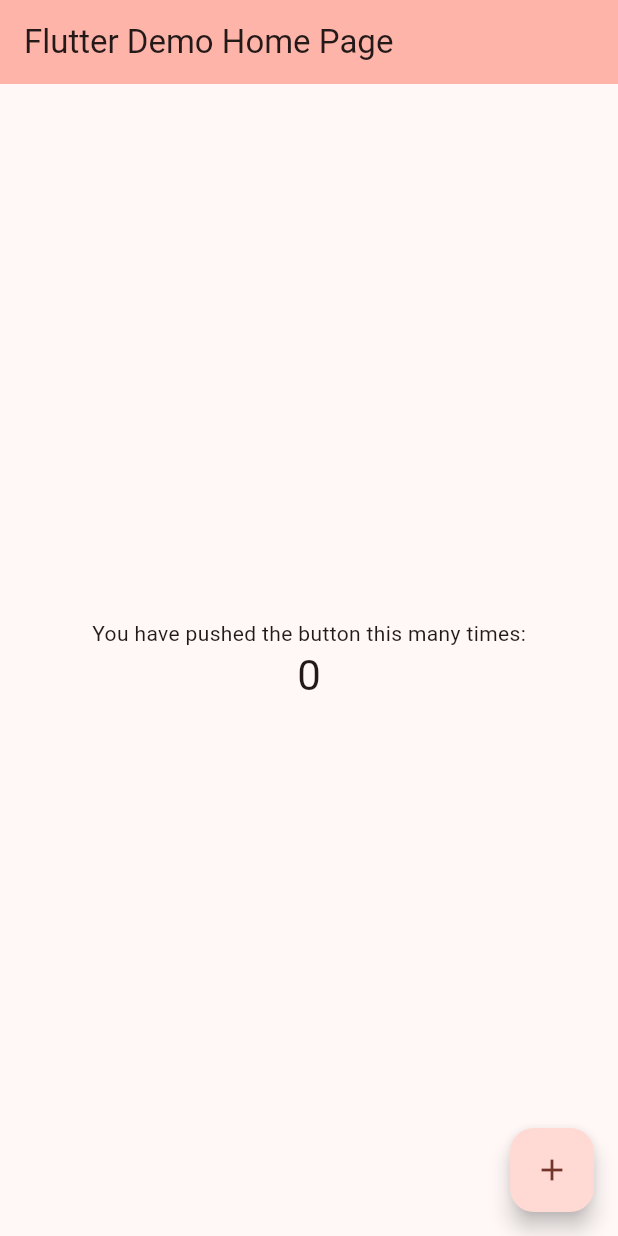
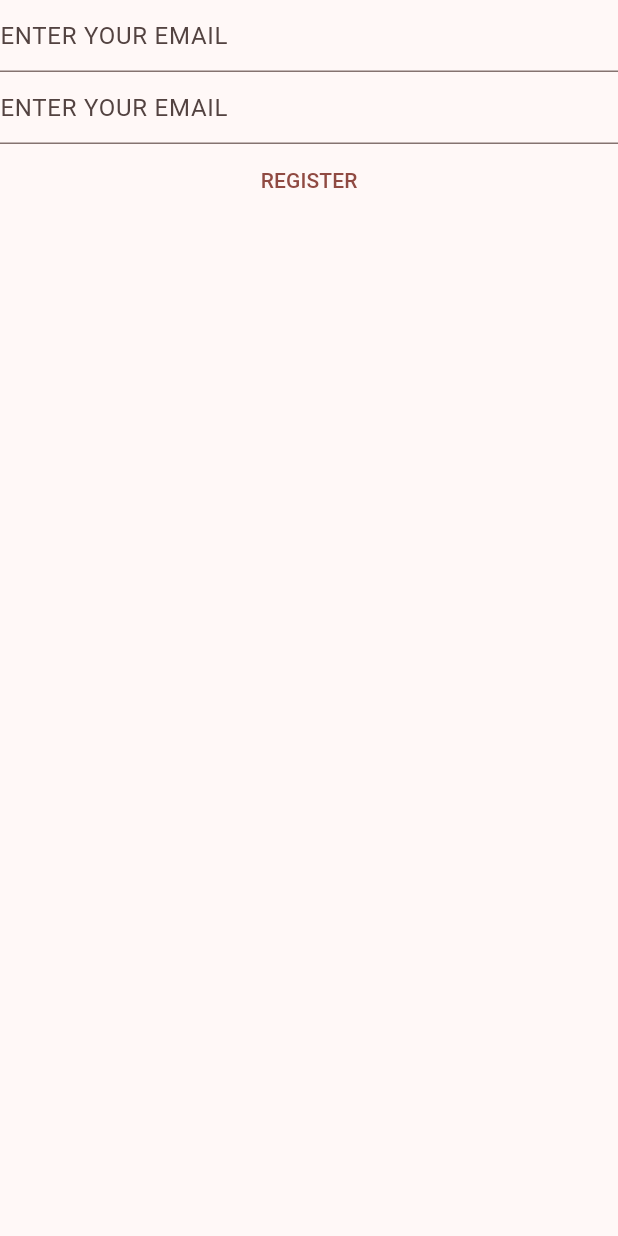
Before and after one commit to mziyandajoko/keep_notes, a Flutter app: the screen it shows after launch, on a phone screen of 412 x 824 dp. Run offline on Flutter 3.47's test engine with Material 2 defaults, Android fonts, the phone set to English and light mode, and no system bars; our stand-ins replace firebase_auth, firebase_core; accounts and stored records are empty.

Commit message:
adds basic loginView screen

```diff
--- a/lib/main.dart
+++ b/lib/main.dart
@@ -1,37 +1,23 @@
+// ignore_for_file: prefer_const_constructors
+
 import 'package:flutter/material.dart';
+import 'package:keep_notes/ui/login/login_view.dart';
 
 void main() {
-  runApp(const MyApp());
-}
-
-class MyApp extends StatelessWidget {
-  const MyApp({super.key});
-
-  // This widget is the root of your application.
-  @override
-  Widget build(BuildContext context) {
-    return MaterialApp(
+  runApp(
+    MaterialApp(
       title: 'Flutter Demo',
       theme: ThemeData(
         colorScheme: ColorScheme.fromSeed(seedColor: Colors.red),
         useMaterial3: true,
       ),
-      home: const MyHomePage(title: 'Flutter Demo Home Page'),
-    );
-  }
+      home: LoginView(),
+    ),
+  );
 }
 
 class MyHomePage extends StatefulWidget {
   const MyHomePage({super.key, required this.title});
-
-  // This widget is the home page of your application. It is stateful, meaning
-  // that it has a State object (defined below) that contains fields that affect
-  // how it looks.
-
-  // This class is the configuration for the state. It holds the values (in this
-  // case the title) provided by the parent (in this case the App widget) and
-  // used by the build method of the State. Fields in a Widget subclass are
-  // always marked "final".
 
   final String title;
 
@@ -40,71 +26,19 @@
 }
 
 class _MyHomePageState extends State<MyHomePage> {
-  int _counter = 0;
-
-  void _incrementCounter() {
-    setState(() {
-      // This call to setState tells the Flutter framework that something has
-      // changed in this State, which causes it to rerun the build method below
-      // so that the display can reflect the updated values. If we changed
-      // _counter without calling setState(), then the build method would not be
-      // called again, and so nothing would appear to happen.
-      _counter++;
-    });
-  }
-
   @override
   Widget build(BuildContext context) {
-    // This method is rerun every time setState is called, for instance as done
-    // by the _incrementCounter method above.
-    //
-    // The Flutter framework has been optimized to make rerunning build methods
-    // fast, so that you can just rebuild anything that needs updating rather
-    // than having to individually change instances of widgets.
     return Scaffold(
       appBar: AppBar(
-        // TRY THIS: Try changing the color here to a specific color (to
-        // Colors.amber, perhaps?) and trigger a hot reload to see the AppBar
-        // change color while the other colors stay the same.
         backgroundColor: Theme.of(context).colorScheme.inversePrimary,
-        // Here we take the value from the MyHomePage object that was created by
-        // the App.build method, and use it to set our appbar title.
         title: Text(widget.title),
       ),
       body: Center(
-        // Center is a layout widget. It takes a single child and positions it
-        // in the middle of the parent.
-        child: Column(
-          // Column is also a layout widget. It takes a list of children and
-          // arranges them vertically. By default, it sizes itself to fit its
-          // children horizontally, and tries to be as tall as its parent.
-          //
-          // Column has various properties to control how it sizes itself and
-          // how it positions its children. Here we use mainAxisAlignment to
-          // center the children vertically; the main axis here is the vertical
-          // axis because Columns are vertical (the cross axis would be
-          // horizontal).
-          //
-          // TRY THIS: Invoke "debug painting" (choose the "Toggle Debug Paint"
-          // action in the IDE, or press "p" in the console), to see the
-          // wireframe for each widget.
-          mainAxisAlignment: MainAxisAlignment.center,
-          children: <Widget>[
-            const Text(
-              'You have pushed the button this many times:',
-            ),
-            Text(
-              '$_counter',
-              style: Theme.of(context).textTheme.headlineMedium,
-            ),
-          ],
-        ),
-      ),
-      floatingActionButton: FloatingActionButton(
-        onPressed: _incrementCounter,
-        tooltip: 'Increment',
-        child: const Icon(Icons.add),
-      ), // This trailing comma makes auto-formatting nicer for build methods.
+          child: Center(
+        child: Text('Home page'),
+      )
+          // This trailing comma makes auto-formatting nicer for build methods.
+          ),
     );
   }
 }
--- /dev/null
+++ b/lib/ui/login/login_view.dart
@@ -0,0 +1,62 @@
+// ignore_for_file: public_member_api_docs, sort_constructors_first, avoid_unnecessary_containers, prefer_const_literals_to_create_immutables, prefer_const_constructors
+import 'package:firebase_auth/firebase_auth.dart';
+import 'package:flutter/material.dart';
+
+class LoginView extends StatefulWidget {
+  const LoginView({
+    Key? key,
+  }) : super(key: key);
+
+  @override
+  State<LoginView> createState() => _LoginViewState();
+}
+
+class _LoginViewState extends State<LoginView> {
+  late final TextEditingController _email;
+  late final TextEditingController _password;
+
+  @override
+  void initState() {
+    _email = TextEditingController();
+    _password = TextEditingController();
+    super.initState();
+  }
+
+  @override
+  void dispose() {
+    _email.dispose();
+    _password.dispose();
+    super.dispose();
+  }
+
+  @override
+  Widget build(BuildContext context) {
+    return Scaffold(
+      body: Column(
+        children: [
+          TextField(
+            controller: _email,
+            decoration: InputDecoration(
+              hintText: 'ENTER YOUR EMAIL',
+            ),
+          ),
+          TextField(
+            controller: _password,
+            decoration: InputDecoration(
+              hintText: 'ENTER YOUR EMAIL',
+            ),
+          ),
+          TextButton(
+            onPressed: () async {
+              final email = _email.text;
+              final password = _password.text;
+              await FirebaseAuth.instance.createUserWithEmailAndPassword(
+                  email: email, password: password);
+            },
+            child: Text('REGISTER'),
+          ),
+        ],
+      ),
+    );
+  }
+}
```
Also changed, not shown: 1 other file.
